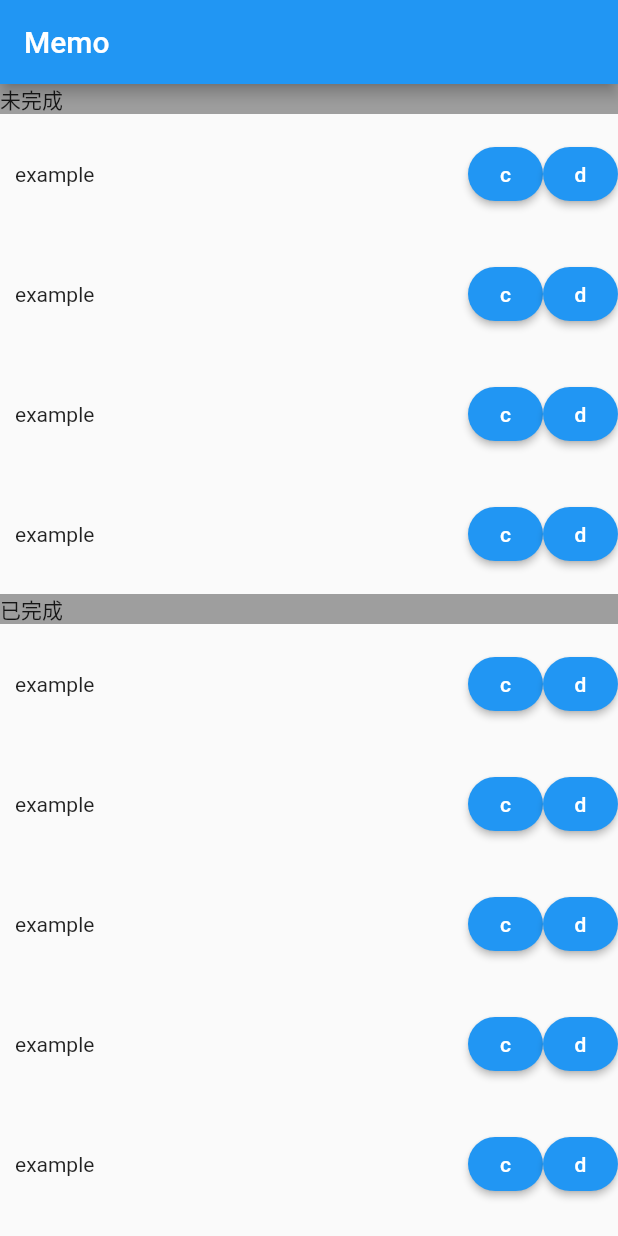
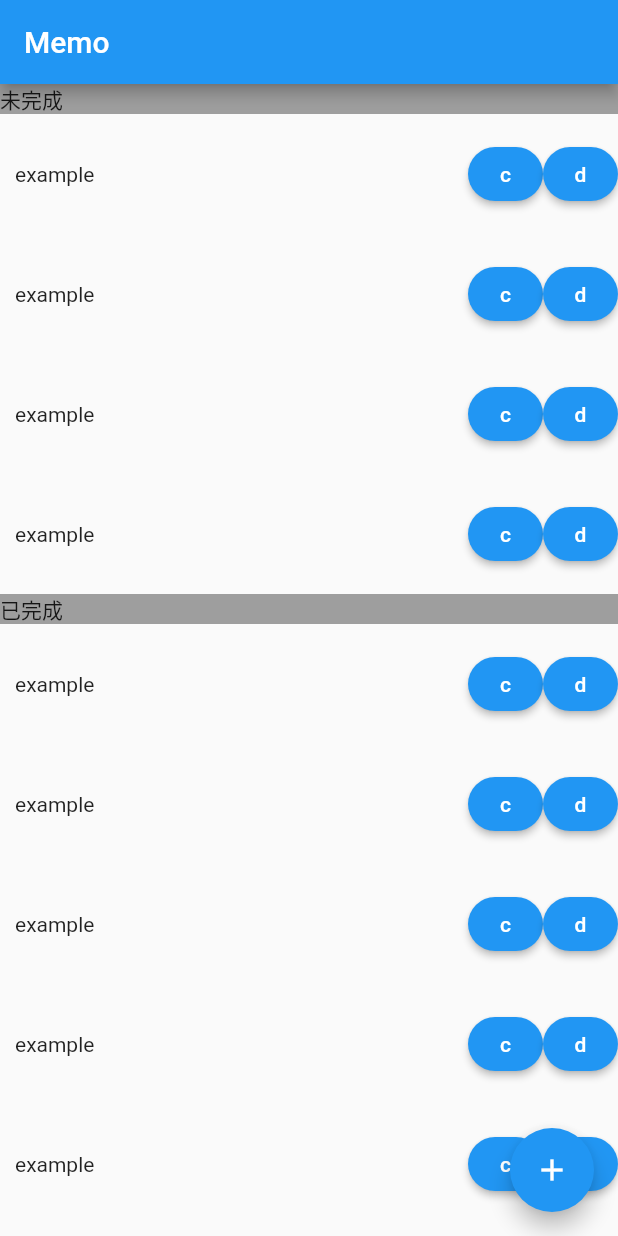
Before and after one commit to endless7/flutter_demo, a Flutter app: the screen it shows after launch, on a phone screen of 412 x 824 dp. Run offline on Flutter 3.47's test engine with Material 2 defaults, Android fonts, the phone set to English and light mode, and no system bars; our stand-ins replace shared_preferences.

```diff
--- a/lib/MemoCard.dart
+++ b/lib/MemoCard.dart
@@ -1,8 +1,13 @@
 import "package:flutter/material.dart";
+import 'package:flutter_demo/MemoModel.dart';
 
 class MemoCard extends StatelessWidget {
 
-  Text content = Text("example");
+  MemoModel _model;
+
+  MemoCard(MemoModel model) {
+    _model = model;
+  }
 
   RaisedButton rBtn = RaisedButton(
     color: Colors.blue,
@@ -42,7 +47,7 @@ class MemoCard extends StatelessWidget {
         children: <Widget>[
           Container(
             width: width-100-10,
-            child: content,
+            child: Text(_model.content),
           ),
           Container(
             width: 100,
--- a/lib/main.dart
+++ b/lib/main.dart
@@ -22,20 +22,35 @@ class MemoPage extends StatefulWidget {
 }
 
 class _MemoPageState extends State<MemoPage> {
+
+  ListView listView;
+
+  _MemoPageState() {
+  }
+
   @override
   Widget build(BuildContext context) {
+
+    this.listView = ListView.custom(childrenDelegate: MemoListDelegate(this));
+
     return Scaffold(
       appBar: AppBar(
         title: Text('Memo'),
       ),
       body: Center(
-        child: ListView.custom(childrenDelegate: MemoListDelegate()),
-        ),
-      );
+        child: this.listView,
+      ),
+      floatingActionButton: FloatingActionButton(
+        child: Icon(Icons.add),
+        onPressed: (){
+          print('FloatingActionButton');
+        },
+      )
+    );
   }
 }
 
-// MARK: -- example code --
+// MARK: -- example code -- //
 
 class MyHomePage extends StatefulWidget {
   MyHomePage({Key key, this.title}) : super(key: key);
```
Also changed, not shown: lib/MemoListDelegate.dart (+13 -11 lines), lib/MemoMgr.dart (+4 -4 lines).
